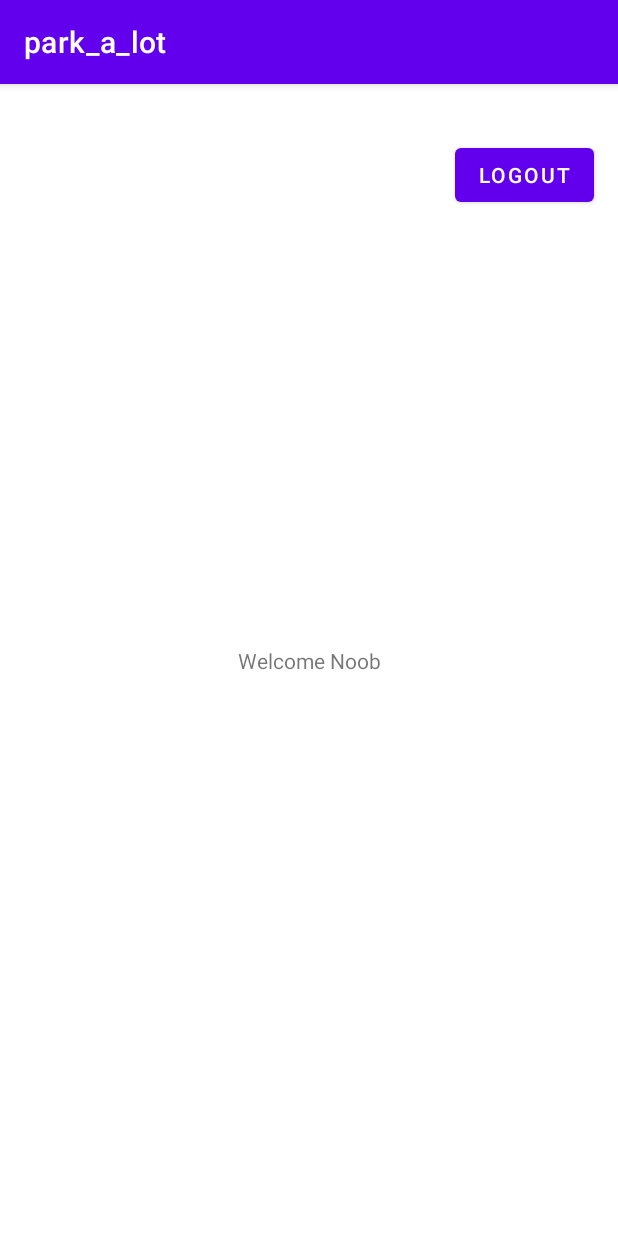
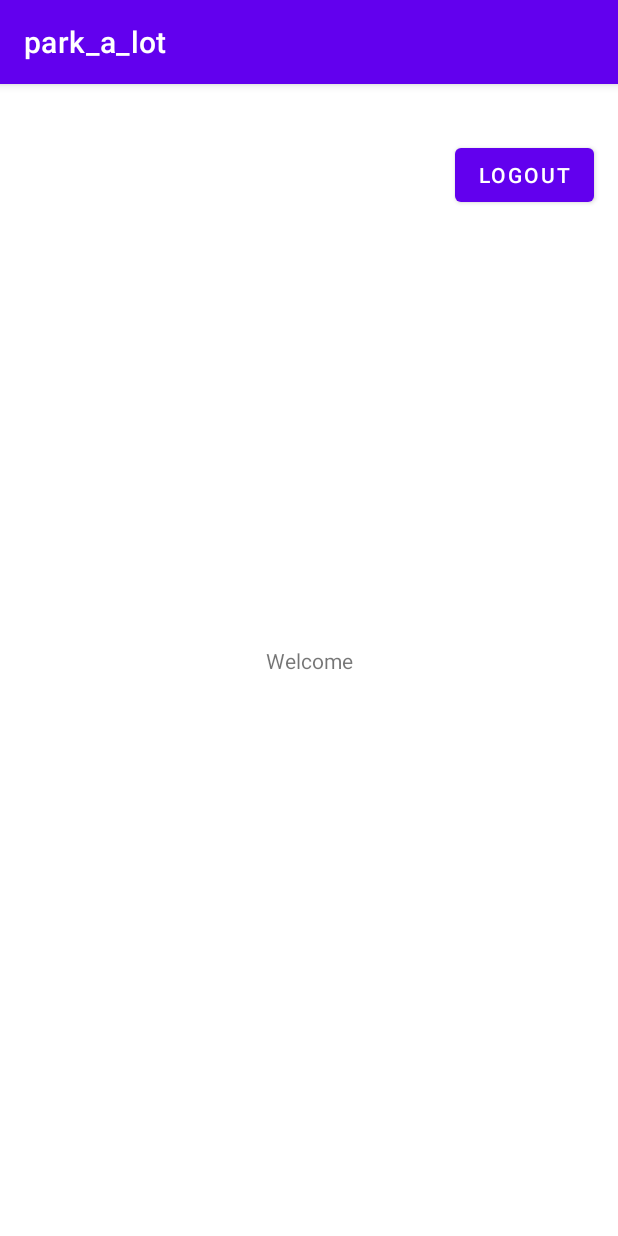
Before and after one commit to AjinkyaDeshpande9/Park-A-Lot, an Android app: the MainActivity screen opened directly, with no data from a screen before it, on a phone screen of 412 x 824 dp. Run offline under Robolectric (Android 15) with nearby library versions, the phone set to English and light mode, and no system bars; our stand-ins replace Firebase (no records; nobody signed in at launch, a user with empty details on screens opened directly); Roboto replaces fonts that are not available here.

Commit message:
Main XML Change

```diff
--- a/app/src/main/res/layout/activity_main.xml
+++ b/app/src/main/res/layout/activity_main.xml
@@ -10,7 +10,7 @@
         android:id="@+id/textView3"
         android:layout_width="wrap_content"
         android:layout_height="wrap_content"
-        android:text="Welcome Noob"
+        android:text="Welcome"
         app:layout_constraintBottom_toBottomOf="parent"
         app:layout_constraintLeft_toLeftOf="parent"
         app:layout_constraintRight_toRightOf="parent"
```
